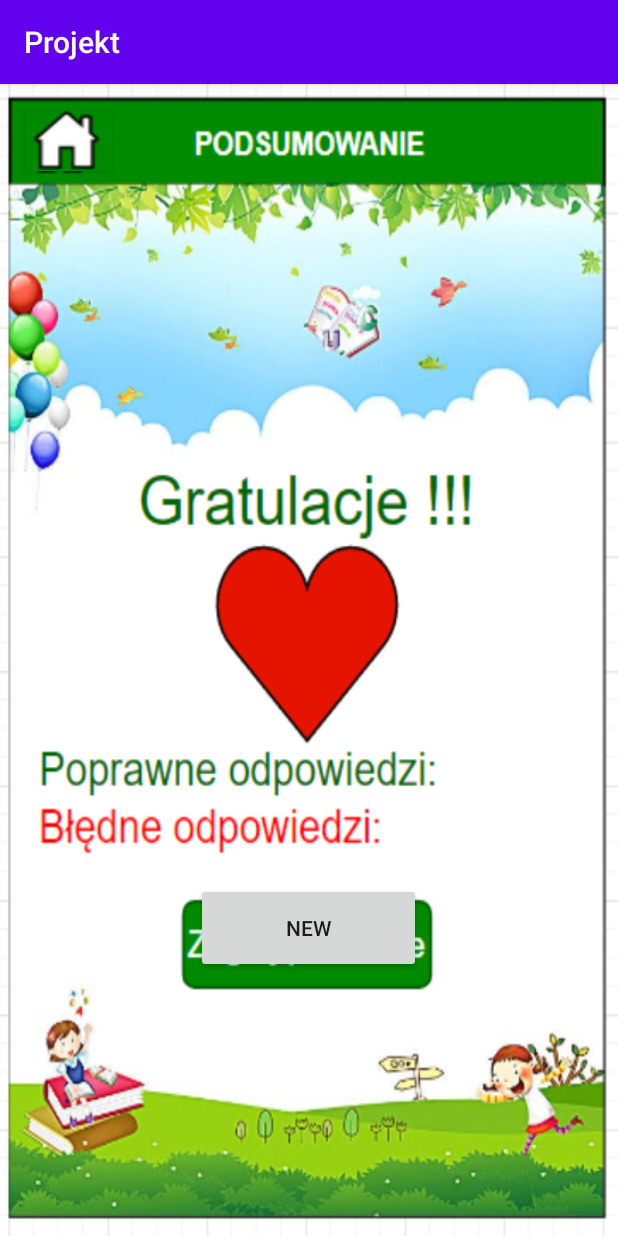
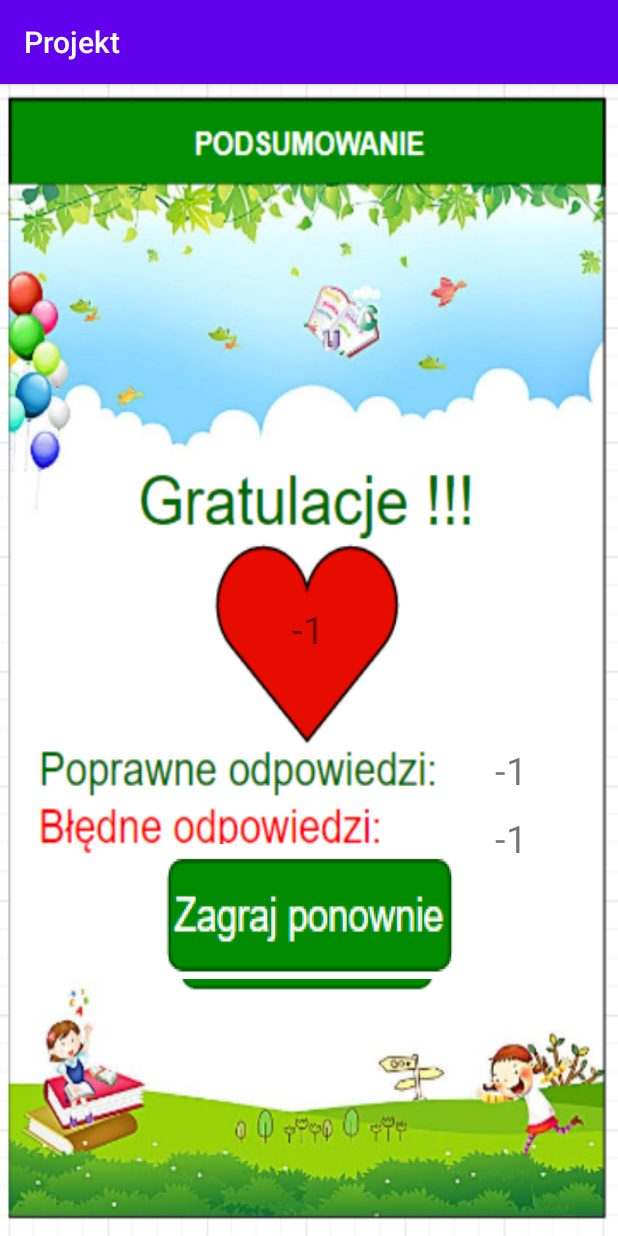
Before and after one commit to Borczyslaw/Educational_Game, an Android app: the TheEndActivity screen opened directly, with no data from a screen before it, on a phone screen of 412 x 824 dp. Run offline under Robolectric (Android 15) with nearby library versions, the phone set to English and light mode, and no system bars; network calls fail.

Commit message:
add final image

```diff
--- a/app/src/main/java/edu/psmw/projekt/GameActivity.kt
+++ b/app/src/main/java/edu/psmw/projekt/GameActivity.kt
@@ -4,6 +4,7 @@ import android.content.Intent
 import androidx.appcompat.app.AppCompatActivity
 import android.os.Bundle
 import kotlinx.android.synthetic.main.activity_game.*
+import kotlinx.android.synthetic.main.the_end.*
 
 class GameActivity : AppCompatActivity() {
 
@@ -18,9 +19,9 @@ class GameActivity : AppCompatActivity() {
         super.onCreate(savedInstanceState)
         setContentView(R.layout.activity_game)
         val button_pow = btn_powrot
-        button_pow.setOnClickListener {
-            val intent = Intent(this,MainActivity::class.java)
-            startActivity(intent)
+            button_pow.setOnClickListener {
+                val intent = Intent(this,MainActivity::class.java)
+                startActivity(intent)
 
         }
         amount_of_lives.text = "3"
@@ -52,7 +53,7 @@ class GameActivity : AppCompatActivity() {
         imageView1.setOnClickListener {
             good_answers_counter += 1
             good_answers.text = good_answers_counter.toString()
-            losujNowe(kat)
+            losujNowe(kat, amount_of_lives_counter, good_answers_counter, wrong_answers_counter)
         }
         val imageViev2 = imageView2
         imageView2.setOnClickListener {
@@ -60,7 +61,7 @@ class GameActivity : AppCompatActivity() {
             wrong_answers.text = wrong_answers_counter.toString()
             amount_of_lives_counter -= 1
             amount_of_lives.text = amount_of_lives_counter.toString()
-            losujNowe(kat)
+            losujNowe(kat, amount_of_lives_counter, good_answers_counter, wrong_answers_counter)
         }
         val imageViev3 = imageView3
         imageView3.setOnClickListener {
@@ -68,7 +69,7 @@ class GameActivity : AppCompatActivity() {
             wrong_answers.text = wrong_answers_counter.toString()
             amount_of_lives_counter -= 1
             amount_of_lives.text = amount_of_lives_counter.toString()
-            losujNowe(kat)
+            losujNowe(kat, amount_of_lives_counter, good_answers_counter, wrong_answers_counter)
         }
         val imageViev4 = imageView4
         imageView4.setOnClickListener {
@@ -76,12 +77,12 @@ class GameActivity : AppCompatActivity() {
             wrong_answers.text = wrong_answers_counter.toString()
             amount_of_lives_counter -= 1
             amount_of_lives.text = amount_of_lives_counter.toString()
-            losujNowe(kat)
+            losujNowe(kat, amount_of_lives_counter, good_answers_counter, wrong_answers_counter)
         }
 
     }
 
-    fun losujNowe(kat: String) {
+    fun losujNowe(kat: String, numberoflives: Int, goodanswers: Int, wronganserws: Int) {
         val image = ImageReader()
         val word = Words()
         var good_word = onClickTemp(word, kat)
@@ -104,10 +105,14 @@ class GameActivity : AppCompatActivity() {
         imageView3.setImageResource(yimageResource)
         imageView4.setImageResource(zimageResource)
 
-        if (amount_of_lives_counter == 0)
+        if (amount_of_lives_counter == 0 || goodanswers == 10)
         {
             intent = Intent(this, TheEndActivity::class.java)
+            intent.putExtra("amount_of_lives",amount_of_lives_counter);
+            intent.putExtra("goodans",goodanswers);
+            intent.putExtra("wrongans",wronganserws);
             startActivity(intent)
+
         }
     }
 
--- a/app/src/main/java/edu/psmw/projekt/TheEndActivity.kt
+++ b/app/src/main/java/edu/psmw/projekt/TheEndActivity.kt
@@ -1,13 +1,24 @@
 package edu.psmw.projekt
 
+import android.content.Intent
 import android.os.Bundle
 import android.os.PersistableBundle
 import androidx.appcompat.app.AppCompatActivity
+import kotlinx.android.synthetic.main.the_end.*
 
 class TheEndActivity: AppCompatActivity()  {
 
     override fun onCreate(savedInstanceState: Bundle?) {
         super.onCreate(savedInstanceState)
         setContentView(R.layout.the_end)
+        var Nol = intent.getIntExtra("amount_of_lives", -1)
+        var Ga = intent.getIntExtra("goodans", -1)
+        var Wa = intent.getIntExtra("wrongans", -1)
+        numberoflives.text = Nol.toString()
+        goodanserws.text = Ga.toString()
+        wronganserws.text = Wa.toString()
+        game_again.setOnClickListener {
+            startActivity(Intent(this@TheEndActivity, MainActivity::class.java))
+        }
     }
 }
--- a/app/src/main/res/layout/the_end.xml
+++ b/app/src/main/res/layout/the_end.xml
@@ -8,58 +8,54 @@
     android:background="@drawable/int_podsumowanie">
 
 
-    <TextView
-        android:id="@+id/amount_of_lives"
-        android:layout_width="wrap_content"
-        android:layout_height="wrap_content"
-        android:layout_marginStart="205dp"
-        android:layout_marginTop="339dp"
-        android:textSize="26sp"
-        app:layout_constraintStart_toStartOf="parent"
-        app:layout_constraintTop_toTopOf="parent" />
-
-    <TextView
-        android:id="@+id/good_answers"
-        android:layout_width="113dp"
-        android:layout_height="36dp"
-        android:layout_marginTop="416dp"
-        android:layout_marginEnd="16dp"
-        android:textSize="25sp"
-        app:layout_constraintEnd_toEndOf="parent"
-        app:layout_constraintTop_toTopOf="parent" />
-
-    <TextView
-        android:id="@+id/wrong_answers"
-        android:layout_width="113dp"
-        android:layout_height="36dp"
-        android:layout_marginEnd="16dp"
-        android:layout_marginBottom="240dp"
-        android:textSize="25sp"
-        app:layout_constraintBottom_toBottomOf="parent"
-        app:layout_constraintEnd_toEndOf="parent" />
-
     <Button
-        android:id="@+id/btn_powrot"
-        android:layout_width="57dp"
-        android:layout_height="40dp"
-        android:layout_marginStart="17dp"
-        android:layout_marginTop="18dp"
-        android:background="@drawable/powrot"
-        app:layout_constraintStart_toStartOf="parent"
-        app:layout_constraintTop_toTopOf="parent" />
-
-    <Button
-        android:id="@+id/button_new"
-        android:layout_width="150dp"
-        android:layout_height="60dp"
-        android:layout_marginStart="130dp"
-        android:layout_marginTop="514dp"
-        android:layout_marginEnd="131dp"
-        android:layout_marginBottom="157dp"
-        android:text="new"
+        android:id="@+id/game_again"
+        android:layout_width="200dp"
+        android:layout_height="90dp"
+        android:layout_marginStart="104dp"
+        android:layout_marginTop="480dp"
+        android:layout_marginEnd="105dp"
+        android:layout_marginBottom="145dp"
+        android:background="@drawable/start_again"
         app:layout_constraintBottom_toBottomOf="parent"
         app:layout_constraintEnd_toEndOf="parent"
         app:layout_constraintStart_toStartOf="parent"
         app:layout_constraintTop_toTopOf="parent" />
 
+    <TextView
+        android:id="@+id/numberoflives"
+        android:layout_width="wrap_content"
+        android:layout_height="wrap_content"
+        android:textSize="25sp"
+        app:layout_constraintBottom_toBottomOf="parent"
+        app:layout_constraintEnd_toEndOf="parent"
+        app:layout_constraintHorizontal_bias="0.498"
+        app:layout_constraintStart_toStartOf="parent"
+        app:layout_constraintTop_toTopOf="parent"
+        app:layout_constraintVertical_bias="0.472" />
+
+    <TextView
+        android:id="@+id/goodanserws"
+        android:layout_width="wrap_content"
+        android:layout_height="wrap_content"
+        android:textSize="25sp"
+        app:layout_constraintBottom_toBottomOf="parent"
+        app:layout_constraintEnd_toEndOf="parent"
+        app:layout_constraintHorizontal_bias="0.844"
+        app:layout_constraintStart_toStartOf="parent"
+        app:layout_constraintTop_toTopOf="parent"
+        app:layout_constraintVertical_bias="0.6" />
+
+    <TextView
+        android:id="@+id/wronganserws"
+        android:layout_width="wrap_content"
+        android:layout_height="wrap_content"
+        android:textSize="25sp"
+        app:layout_constraintBottom_toBottomOf="parent"
+        app:layout_constraintEnd_toEndOf="parent"
+        app:layout_constraintHorizontal_bias="0.844"
+        app:layout_constraintStart_toStartOf="parent"
+        app:layout_constraintTop_toTopOf="parent"
+        app:layout_constraintVertical_bias="0.662" />
+
 </androidx.constraintlayout.widget.ConstraintLayout>
```
Also changed, not shown: app/src/main/res/drawable/int_podsumowanie.png, app/src/main/res/drawable/start_again.png (added).
